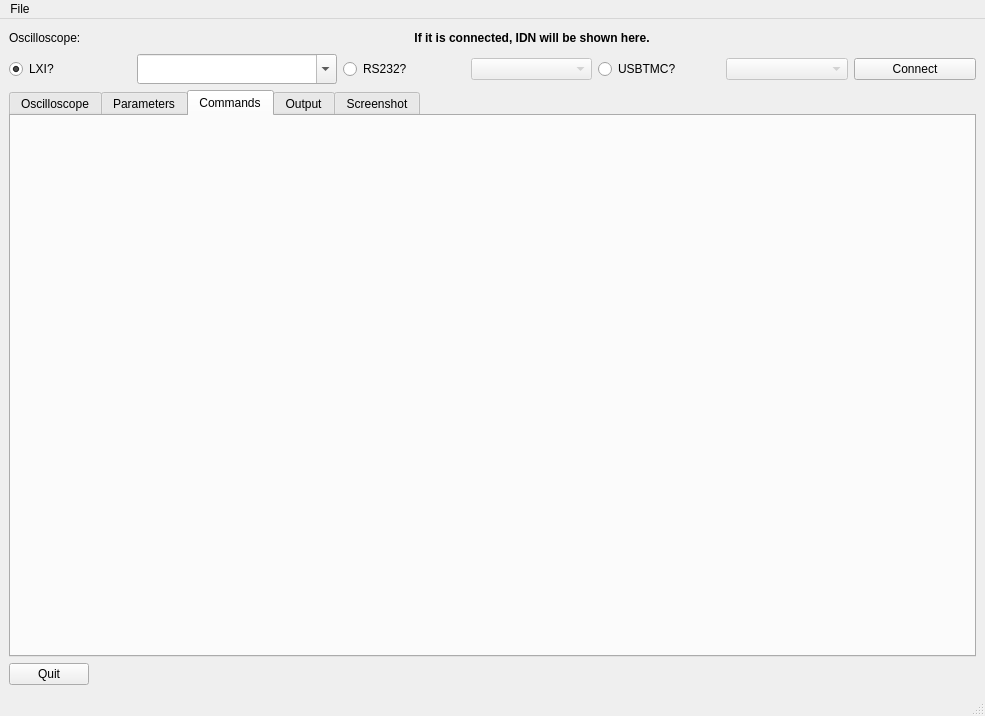
Qt form GUI/LinOsc.ui (ISeeBugsEverywhere/LinuxOscilloscope) before a commit.
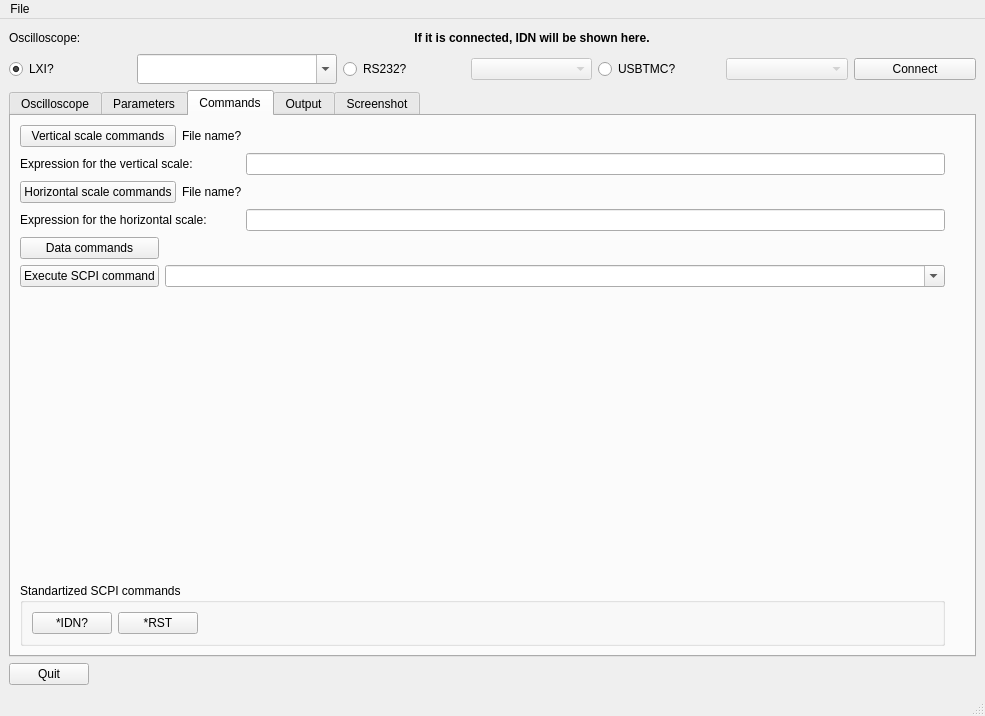
The same form after that commit. The open tabs and pages were chosen to show the change. Custom widgets are drawn as their Qt base class.

```diff
--- a/GUI/LinOsc.ui
+++ b/GUI/LinOsc.ui
@@ -416,6 +416,203 @@
        <attribute name="title">
         <string>Commands</string>
        </attribute>
+       <layout class="QGridLayout" name="gridLayout_12">
+        <item row="0" column="0" colspan="2">
+         <layout class="QGridLayout" name="gridLayout_10">
+          <item row="0" column="0">
+           <widget class="QPushButton" name="get_vertical_cmds_btn">
+            <property name="text">
+             <string>Vertical scale commands</string>
+            </property>
+           </widget>
+          </item>
+          <item row="0" column="1" colspan="3">
+           <widget class="QLabel" name="v_cmd_file_label">
+            <property name="minimumSize">
+             <size>
+              <width>180</width>
+              <height>0</height>
+             </size>
+            </property>
+            <property name="text">
+             <string>File name?</string>
+            </property>
+           </widget>
+          </item>
+          <item row="0" column="4">
+           <spacer name="horizontalSpacer_11">
+            <property name="orientation">
+             <enum>Qt::Horizontal</enum>
+            </property>
+            <property name="sizeHint" stdset="0">
+             <size>
+              <width>108</width>
+              <height>20</height>
+             </size>
+            </property>
+           </spacer>
+          </item>
+          <item row="1" column="0" colspan="2">
+           <widget class="QLabel" name="label_2">
+            <property name="text">
+             <string>Expression for the vertical scale:</string>
+            </property>
+           </widget>
+          </item>
+          <item row="1" column="2" colspan="3">
+           <widget class="QLineEdit" name="vertical_expression">
+            <property name="minimumSize">
+             <size>
+              <width>500</width>
+              <height>0</height>
+             </size>
+            </property>
+           </widget>
+          </item>
+          <item row="2" column="0">
+           <widget class="QPushButton" name="get_h_cmds_btn">
+            <property name="text">
+             <string>Horizontal scale commands</string>
+            </property>
+           </widget>
+          </item>
+          <item row="2" column="4">
+           <spacer name="horizontalSpacer_12">
+            <property name="orientation">
+             <enum>Qt::Horizontal</enum>
+            </property>
+            <property name="sizeType">
+             <enum>QSizePolicy::Expanding</enum>
+            </property>
+            <property name="sizeHint" stdset="0">
+             <size>
+              <width>118</width>
+              <height>20</height>
+             </size>
+            </property>
+           </spacer>
+          </item>
+          <item row="2" column="1" colspan="3">
+           <widget class="QLabel" name="h_cmd_file_label">
+            <property name="text">
+             <string>File name?</string>
+            </property>
+           </widget>
+          </item>
+          <item row="3" column="0" colspan="2">
+           <widget class="QLabel" name="label_3">
+            <property name="text">
+             <string>Expression for the horizontal scale:</string>
+            </property>
+           </widget>
+          </item>
+          <item row="3" column="2" colspan="3">
+           <widget class="QLineEdit" name="horizontal_expression">
+            <property name="sizePolicy">
+             <sizepolicy hsizetype="Expanding" vsizetype="Fixed">
+              <horstretch>0</horstretch>
+              <verstretch>0</verstretch>
+             </sizepolicy>
+            </property>
+            <property name="minimumSize">
+             <size>
+              <width>500</width>
+              <height>0</height>
+             </size>
+            </property>
+           </widget>
+          </item>
+         </layout>
+        </item>
+        <item row="2" column="0">
+         <widget class="QPushButton" name="execute_scpi_btn">
+          <property name="sizePolicy">
+           <sizepolicy hsizetype="Fixed" vsizetype="Fixed">
+            <horstretch>0</horstretch>
+            <verstretch>0</verstretch>
+           </sizepolicy>
+          </property>
+          <property name="text">
+           <string>Execute SCPI command</string>
+          </property>
+         </widget>
+        </item>
+        <item row="2" column="1">
+         <widget class="QComboBox" name="scpi_cmd_box">
+          <property name="sizePolicy">
+           <sizepolicy hsizetype="Expanding" vsizetype="Fixed">
+            <horstretch>0</horstretch>
+            <verstretch>0</verstretch>
+           </sizepolicy>
+          </property>
+          <property name="editable">
+           <bool>true</bool>
+          </property>
+         </widget>
+        </item>
+        <item row="3" column="2">
+         <spacer name="verticalSpacer_4">
+          <property name="orientation">
+           <enum>Qt::Vertical</enum>
+          </property>
+          <property name="sizeHint" stdset="0">
+           <size>
+            <width>20</width>
+            <height>155</height>
+           </size>
+          </property>
+         </spacer>
+        </item>
+        <item row="4" column="0" colspan="2">
+         <widget class="QGroupBox" name="groupBox_3">
+          <property name="title">
+           <string>Standartized SCPI commands</string>
+          </property>
+          <layout class="QGridLayout" name="gridLayout_11">
+           <item row="0" column="0">
+            <widget class="QPushButton" name="idn_btn">
+             <property name="text">
+              <string>*IDN?</string>
+             </property>
+            </widget>
+           </item>
+           <item row="0" column="1">
+            <widget class="QPushButton" name="rst_btn">
+             <property name="text">
+              <string>*RST</string>
+             </property>
+            </widget>
+           </item>
+           <item row="0" column="2">
+            <spacer name="horizontalSpacer_13">
+             <property name="orientation">
+              <enum>Qt::Horizontal</enum>
+             </property>
+             <property name="sizeHint" stdset="0">
+              <size>
+               <width>716</width>
+               <height>20</height>
+              </size>
+             </property>
+            </spacer>
+           </item>
+          </layout>
+         </widget>
+        </item>
+        <item row="1" column="0">
+         <widget class="QPushButton" name="pushButton">
+          <property name="sizePolicy">
+           <sizepolicy hsizetype="Minimum" vsizetype="Fixed">
+            <horstretch>0</horstretch>
+            <verstretch>0</verstretch>
+           </sizepolicy>
+          </property>
+          <property name="text">
+           <string>Data commands</string>
+          </property>
+         </widget>
+        </item>
+       </layout>
       </widget>
       <widget class="QWidget" name="infoTab">
        <attribute name="title">
```
Left out of the diff: 3 changed lines with no effect on the pictures.
